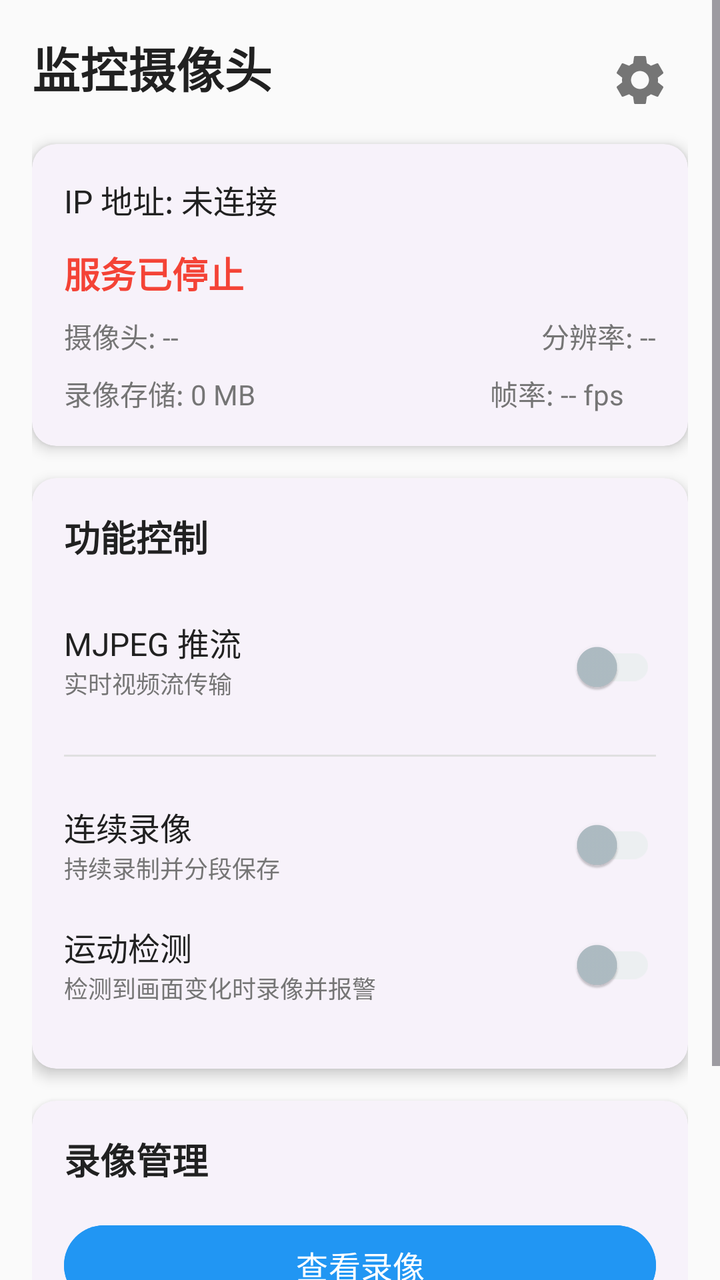
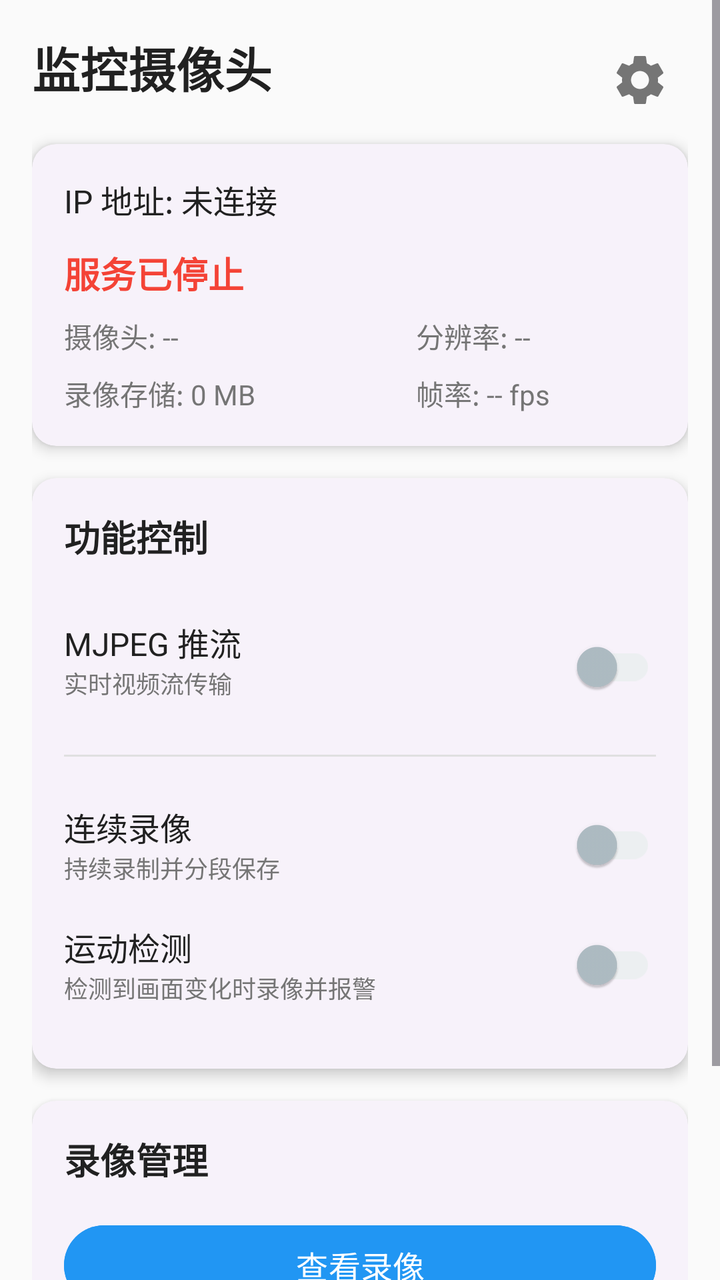

Compare the two renders of this Android layout. The source of the first and the diff that turns it into the second are given below.
<!-- AndroidManifest.xml: application theme Theme.SelfCamMonitor -->
<!-- res/layout/activity_main.xml -->
<?xml version="1.0" encoding="utf-8"?>
<ScrollView xmlns:android="http://schemas.android.com/apk/res/android"
    android:layout_width="match_parent"
    android:layout_height="match_parent"
    xmlns:app="http://schemas.android.com/apk/res-auto"
    android:background="@color/background_light"
    android:fitsSystemWindows="true">

    <LinearLayout
        android:layout_width="match_parent"
        android:layout_height="wrap_content"
        android:orientation="vertical"
        android:padding="16dp">

        
        <LinearLayout
            android:layout_width="match_parent"
            android:layout_height="wrap_content"
            android:orientation="horizontal"
            android:layout_marginBottom="8dp">

            <TextView
                android:layout_width="0dp"
                android:layout_height="wrap_content"
                android:layout_weight="1"
                android:text="监控摄像头"
                android:textSize="24sp"
                android:textStyle="bold"
                android:textColor="@color/text_primary" />

            <ImageButton
                android:id="@+id/btnSettings"
                android:layout_width="48dp"
                android:layout_height="48dp"
                android:src="@drawable/ic_menu_settings"
                android:background="?attr/selectableItemBackgroundBorderless"
                android:contentDescription="设置" />
        </LinearLayout>

        
        <androidx.cardview.widget.CardView
            android:layout_width="match_parent"
            android:layout_height="wrap_content"
            android:layout_marginBottom="16dp"
            app:cardCornerRadius="12dp"
            app:cardElevation="4dp">

            <LinearLayout
                android:layout_width="match_parent"
                android:layout_height="wrap_content"
                android:orientation="vertical"
                android:padding="16dp">

                <TextView
                    android:id="@+id/tvIpAddress"
                    android:layout_width="match_parent"
                    android:layout_height="wrap_content"
                    android:text="IP 地址: 未连接"
                    android:textSize="16sp"
                    android:textColor="@color/text_primary"
                    android:layout_marginBottom="12dp" />

                <TextView
                    android:id="@+id/tvStatus"
                    android:layout_width="match_parent"
                    android:layout_height="wrap_content"
                    android:text="服务已停止"
                    android:textColor="@color/status_stopped"
                    android:textSize="18sp"
                    android:textStyle="bold" />

                <LinearLayout
                    android:layout_width="match_parent"
                    android:layout_height="wrap_content"
                    android:orientation="horizontal"
                    android:layout_marginTop="8dp">

                    <TextView
                        android:id="@+id/tvCameraFacing"
                        android:layout_width="0dp"
                        android:layout_height="wrap_content"
                        android:layout_weight="1"
                        android:text="摄像头: --"
                        android:textSize="14sp"
                        android:textColor="@color/text_secondary"
                        android:maxLines="1"
                        android:ellipsize="end" />

                    <TextView
                        android:id="@+id/tvResolution"
                        android:layout_width="wrap_content"
                        android:layout_height="wrap_content"
                        android:text="分辨率: --"
                        android:textSize="14sp"
                        android:textColor="@color/text_secondary"
                        android:layout_marginStart="12dp" />
                </LinearLayout>

                <LinearLayout
                    android:layout_width="match_parent"
                    android:layout_height="wrap_content"
                    android:orientation="horizontal"
                    android:layout_marginTop="8dp">

                    <TextView
                        android:id="@+id/tvStorage"
                        android:layout_width="0dp"
                        android:layout_height="wrap_content"
                        android:layout_weight="1"
                        android:text="录像存储: 0 MB"
                        android:textSize="14sp"
                        android:textColor="@color/text_secondary"
                        android:maxLines="1"
                        android:ellipsize="end" />

                    <TextView
                        android:id="@+id/tvFps"
                        android:layout_width="wrap_content"
                        android:layout_height="wrap_content"
                        android:text="帧率: -- fps"
                        android:textSize="14sp"
                        android:textColor="@color/text_secondary"
                        android:layout_marginStart="12dp"
                        android:layout_marginEnd="16dp" />
                </LinearLayout>
            </LinearLayout>
        </androidx.cardview.widget.CardView>

        
        <androidx.cardview.widget.CardView
            android:layout_width="match_parent"
            android:layout_height="wrap_content"
            android:layout_marginBottom="16dp"
            app:cardCornerRadius="12dp"
            app:cardElevation="4dp">

            <LinearLayout
                android:layout_width="match_parent"
                android:layout_height="wrap_content"
                android:orientation="vertical"
                android:padding="16dp">

                <TextView
                    android:layout_width="match_parent"
                    android:layout_height="wrap_content"
                    android:text="功能控制"
                    android:textSize="18sp"
                    android:textStyle="bold"
                    android:textColor="@color/text_primary"
                    android:layout_marginBottom="16dp" />

                <LinearLayout
                    android:layout_width="match_parent"
                    android:layout_height="wrap_content"
                    android:orientation="horizontal"
                    android:paddingVertical="12dp">
                    <LinearLayout
                        android:layout_width="0dp"
                        android:layout_height="wrap_content"
                        android:layout_weight="1"
                        android:orientation="vertical">
                        <TextView
                            android:layout_width="wrap_content"
                            android:layout_height="wrap_content"
                            android:text="MJPEG 推流"
                            android:textSize="16sp"
                            android:textColor="@color/text_primary" />
                        <TextView
                            android:layout_width="wrap_content"
                            android:layout_height="wrap_content"
                            android:text="实时视频流传输"
                            android:textSize="12sp"
                            android:textColor="@color/text_secondary" />
                    </LinearLayout>
                    <com.google.android.material.switchmaterial.SwitchMaterial
                        android:id="@+id/switchMjpeg"
                        android:layout_width="wrap_content"
                        android:layout_height="wrap_content"
                        app:thumbTint="@color/thumb_tint"
                        app:trackTint="@color/track_tint" />
                </LinearLayout>

                <View
                    android:layout_width="match_parent"
                    android:layout_height="1dp"
                    android:background="@color/divider"
                    android:layout_marginVertical="8dp" />

                <LinearLayout
                    android:layout_width="match_parent"
                    android:layout_height="wrap_content"
                    android:orientation="vertical"
                    android:paddingVertical="12dp">

                    
                    <LinearLayout
                        android:layout_width="match_parent"
                        android:layout_height="wrap_content"
                        android:orientation="horizontal"
                        android:gravity="center_vertical"
                        android:layout_marginBottom="12dp">

                        <LinearLayout
                            android:layout_width="0dp"
                            android:layout_height="wrap_content"
                            android:layout_weight="1"
                            android:orientation="vertical">
                            <TextView
                                android:layout_width="wrap_content"
                                android:layout_height="wrap_content"
                                android:text="连续录像"
                                android:textSize="16sp"
                                android:textColor="@color/text_primary" />
                            <TextView
                                android:layout_width="wrap_content"
                                android:layout_height="wrap_content"
                                android:text="持续录制并分段保存"
                                android:textSize="12sp"
                                android:textColor="@color/text_secondary" />
                        </LinearLayout>

                        <androidx.appcompat.widget.SwitchCompat
                            android:id="@+id/switch_continuous"
                            android:layout_width="wrap_content"
                            android:layout_height="wrap_content"
                            app:thumbTint="@color/thumb_tint"
                            app:trackTint="@color/track_tint" />
                    </LinearLayout>

                    
                    <LinearLayout
                        android:layout_width="match_parent"
                        android:layout_height="wrap_content"
                        android:orientation="horizontal"
                        android:gravity="center_vertical">

                        <LinearLayout
                            android:layout_width="0dp"
                            android:layout_height="wrap_content"
                            android:layout_weight="1"
                            android:orientation="vertical">
                            <TextView
                                android:layout_width="wrap_content"
                                android:layout_height="wrap_content"
                                android:text="运动检测"
                                android:textSize="16sp"
                                android:textColor="@color/text_primary" />
                            <TextView
                                android:layout_width="wrap_content"
                                android:layout_height="wrap_content"
                                android:text="检测到画面变化时录像并报警"
                                android:textSize="12sp"
                                android:textColor="@color/text_secondary" />
                        </LinearLayout>

                        <androidx.appcompat.widget.SwitchCompat
                            android:id="@+id/switch_motion"
                            android:layout_width="wrap_content"
                            android:layout_height="wrap_content"
                            app:thumbTint="@color/thumb_tint"
                            app:trackTint="@color/track_tint" />
                    </LinearLayout>

                </LinearLayout>
            </LinearLayout>
        </androidx.cardview.widget.CardView>

        
        <androidx.cardview.widget.CardView
            android:layout_width="match_parent"
            android:layout_height="wrap_content"
            android:layout_marginBottom="24dp"
            app:cardCornerRadius="12dp"
            app:cardElevation="4dp">

            <LinearLayout
                android:layout_width="match_parent"
                android:layout_height="wrap_content"
                android:orientation="vertical"
                android:padding="16dp">

                <TextView
                    android:layout_width="match_parent"
                    android:layout_height="wrap_content"
                    android:text="录像管理"
                    android:textSize="18sp"
                    android:textStyle="bold"
                    android:textColor="@color/text_primary"
                    android:layout_marginBottom="16dp" />

                <Button
                    android:id="@+id/btnViewRecordings"
                    android:layout_width="match_parent"
                    android:layout_height="wrap_content"
                    android:text="查看录像"
                    android:textSize="16sp"
                    android:backgroundTint="@color/primary"
                    android:layout_marginBottom="8dp" />
            </LinearLayout>
        </androidx.cardview.widget.CardView>

        
        <LinearLayout
            android:layout_width="match_parent"
            android:layout_height="wrap_content"
            android:orientation="horizontal"
            android:gravity="center">

            <Button
                android:id="@+id/btnStart"
                android:layout_width="0dp"
                android:layout_height="wrap_content"
                android:layout_weight="1"
                android:text="启动监控"
                android:textSize="16sp"
                style="@style/Widget.Material3.Button"
                android:layout_marginEnd="8dp" />

            <Button
                android:id="@+id/btnStop"
                android:layout_width="0dp"
                android:layout_height="wrap_content"
                android:layout_weight="1"
                android:text="停止监控"
                android:textSize="16sp"
                style="@style/Widget.Material3.Button"
                android:layout_marginStart="8dp" />
        </LinearLayout>

    </LinearLayout>
</ScrollView>
<!-- resources referenced by this layout -->
<resources>
  <color name="background_light">#FAFAFA</color>
  <color name="divider">#E0E0E0</color>
  <color name="primary">#2196F3</color>
  <color name="status_stopped">#F44336</color>
  <color name="text_primary">#212121</color>
  <color name="text_secondary">#757575</color>
  <!-- drawable ic_menu_settings (drawable) -->
  <?xml version="1.0" encoding="utf-8"?>
  <vector xmlns:android="http://schemas.android.com/apk/res/android"
      android:width="30dp"
      android:height="30dp"
      android:viewportWidth="24"
      android:viewportHeight="24"
      android:tint="@color/text_secondary">
      <path android:fillColor="@android:color/white" android:pathData="M19.14,12.94c0.04,-0.3 0.06,-0.61 0.06,-0.94c0,-0.32 -0.02,-0.64 -0.07,-0.94l2.03,-1.58c0.18,-0.14 0.23,-0.41 0.12,-0.61l-1.92,-3.32c-0.12,-0.22 -0.37,-0.29 -0.59,-0.22l-2.39,0.96c-0.5,-0.38 -1.03,-0.7 -1.62,-0.94L14.4,2.81c-0.04,-0.24 -0.24,-0.41 -0.48,-0.41h-3.84c-0.24,0 -0.43,0.17 -0.47,0.41L9.25,5.35C8.66,5.59 8.12,5.92 7.63,6.29L5.24,5.33c-0.22,-0.08 -0.47,0 -0.59,0.22L2.74,8.87C2.62,9.08 2.66,9.34 2.86,9.48l2.03,1.58C4.84,11.36 4.8,11.69 4.8,12s0.02,0.64 0.07,0.94l-2.03,1.58c-0.18,0.14 -0.23,0.41 -0.12,0.61l1.92,3.32c0.12,0.22 0.37,0.29 0.59,0.22l2.39,-0.96c0.5,0.38 1.03,0.7 1.62,0.94l0.36,2.54c0.05,0.24 0.24,0.41 0.48,0.41h3.84c0.24,0 0.44,-0.17 0.47,-0.41l0.36,-2.54c0.59,-0.24 1.13,-0.56 1.62,-0.94l2.39,0.96c0.22,0.08 0.47,0 0.59,-0.22l1.92,-3.32c0.12,-0.22 0.07,-0.47 -0.12,-0.61L19.14,12.94zM12,15.6c-1.98,0 -3.6,-1.62 -3.6,-3.6s1.62,-3.6 3.6,-3.6s3.6,1.62 3.6,3.6S13.98,15.6 12,15.6z"/>
      
  </vector>
  <style name="Theme.SelfCamMonitor" parent="Base.Theme.SelfCamMonitor" />
  <style name="Base.Theme.SelfCamMonitor" parent="Theme.Material3.DayNight.NoActionBar">
          
          <item name="colorPrimary">@color/primary</item>
          <item name="colorOnPrimary">@color/white</item>
          <item name="colorPrimaryContainer">@color/primary_light</item>
          <item name="colorOnPrimaryContainer">@color/primary_dark</item>
  
          
          <item name="colorSecondary">@color/accent</item>
          <item name="colorOnSecondary">@color/white</item>
  
          
          <item name="android:colorBackground">@color/background_light</item>
          <item name="colorSurface">@color/surface</item>
          <item name="colorOnSurface">@color/text_primary</item>
  
          
          <item name="android:statusBarColor">@color/primary_dark</item>
          <item name="android:windowLightStatusBar">false</item>
          <item name="android:fitsSystemWindows">true</item>
  
          
          <item name="android:navigationBarColor">@color/primary_dark</item>
  
          
          <item name="cardViewStyle">@style/Widget.SelfCamMonitor.CardView</item>
      </style>
  <color name="white">#FFFFFFFF</color>
  <color name="primary_light">#BBDEFB</color>
  <color name="primary_dark">#1976D2</color>
  <color name="accent">#FF5722</color>
  <color name="surface">#FFFFFF</color>
  <style name="Widget.SelfCamMonitor.CardView" parent="Widget.Material3.CardView.Elevated">
          <item name="cardCornerRadius">12dp</item>
          <item name="cardElevation">4dp</item>
          <item name="strokeWidth">0dp</item>
      </style>
</resources>

<!-- the commit's change to res/layout/activity_main.xml (unified diff, before → after) -->
@@ -88,11 +88,14 @@
 
                     <TextView
                         android:id="@+id/tvResolution"
-                        android:layout_width="wrap_content"
+                        android:layout_width="120dp"
                         android:layout_height="wrap_content"
                         android:text="分辨率: --"
                         android:textSize="14sp"
                         android:textColor="@color/text_secondary"
+                        android:gravity="start"
+                        android:maxLines="1"
+                        android:ellipsize="end"
                         android:layout_marginStart="12dp" />
                 </LinearLayout>
 
@@ -115,13 +118,15 @@
 
                     <TextView
                         android:id="@+id/tvFps"
-                        android:layout_width="wrap_content"
+                        android:layout_width="120dp"
                         android:layout_height="wrap_content"
                         android:text="帧率: -- fps"
                         android:textSize="14sp"
                         android:textColor="@color/text_secondary"
-                        android:layout_marginStart="12dp"
-                        android:layout_marginEnd="16dp" />
+                        android:gravity="start"
+                        android:maxLines="1"
+                        android:ellipsize="end"
+                        android:layout_marginStart="12dp" />
                 </LinearLayout>
             </LinearLayout>
         </androidx.cardview.widget.CardView>
